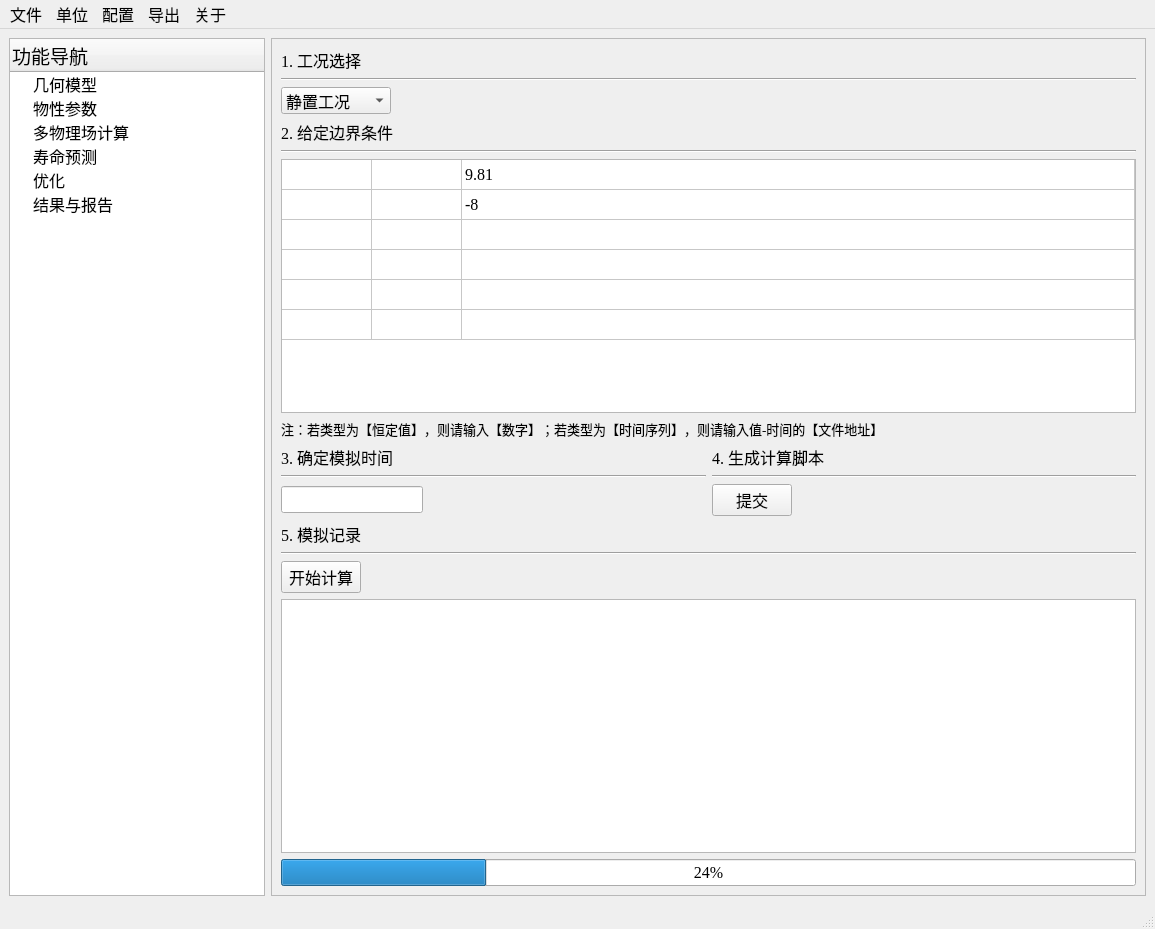
Old version of the form ui/py_ansys_ui3.0.ui in the repository GuoHB666/PyAnsys2MoltenSaltTank.
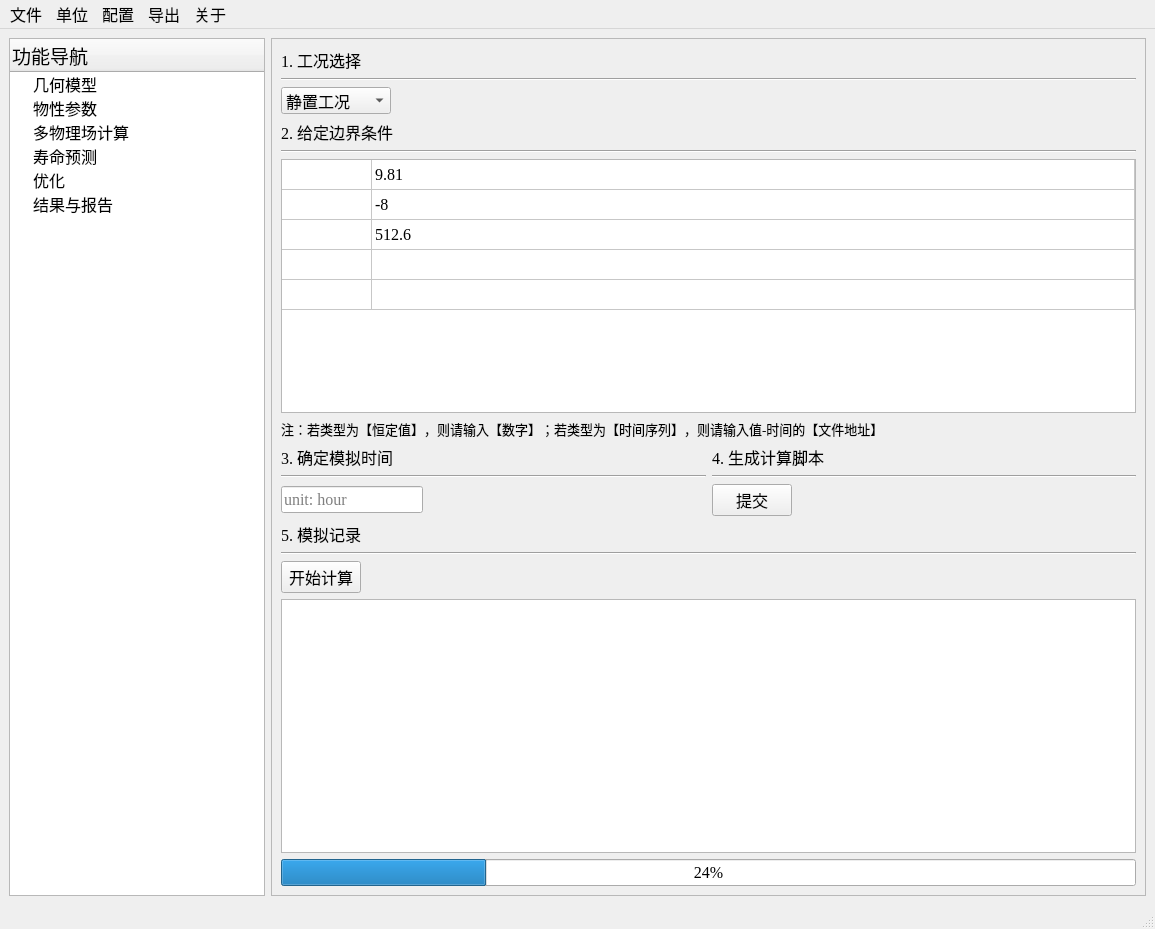
New version of the form. Icons and pictures are not drawn.

Diff of the .ui file:
```diff
--- a/ui/py_ansys_ui3.0.ui
+++ b/ui/py_ansys_ui3.0.ui
@@ -1311,50 +1311,40 @@
           </attribute>
           <row>
            <property name="text">
-            <string>重力</string>
+            <string>Gravity</string>
            </property>
           </row>
           <row>
            <property name="text">
-            <string>环境温度</string>
+            <string>Ambient temp</string>
            </property>
           </row>
           <row>
            <property name="text">
-            <string>进口流速</string>
+            <string>Init salt temp</string>
            </property>
           </row>
           <row>
            <property name="text">
-            <string>进口温度</string>
+            <string>Inlet velocity</string>
            </property>
           </row>
           <row>
            <property name="text">
-            <string>出口流速</string>
+            <string>Inlet temp</string>
            </property>
           </row>
-          <row>
-           <property name="text">
-            <string>出口温度</string>
-           </property>
-          </row>
           <column>
            <property name="text">
-            <string/>
+            <string>Type</string>
            </property>
           </column>
           <column>
            <property name="text">
-            <string>类型</string>
+            <string>Value</string>
            </property>
           </column>
-          <column>
-           <property name="text">
-            <string>大小</string>
-           </property>
-          </column>
-          <item row="0" column="1">
+          <item row="0" column="0">
            <property name="text">
             <string/>
            </property>
@@ -1362,7 +1352,7 @@
             <set>ItemIsSelectable|ItemIsDragEnabled|ItemIsDropEnabled|ItemIsUserCheckable|ItemIsEnabled</set>
            </property>
           </item>
-          <item row="0" column="2">
+          <item row="0" column="1">
            <property name="text">
             <string>9.81</string>
            </property>
@@ -1370,22 +1360,22 @@
             <set>ItemIsSelectable|ItemIsDragEnabled|ItemIsDropEnabled|ItemIsUserCheckable|ItemIsEnabled</set>
            </property>
           </item>
-          <item row="1" column="2">
+          <item row="1" column="1">
            <property name="text">
             <string>-8</string>
            </property>
           </item>
-          <item row="2" column="2">
+          <item row="2" column="1">
            <property name="text">
-            <string/>
+            <string>512.6</string>
            </property>
           </item>
-          <item row="3" column="2">
+          <item row="3" column="1">
            <property name="text">
             <string/>
            </property>
           </item>
-          <item row="4" column="2">
+          <item row="4" column="1">
            <property name="text">
             <string/>
            </property>
@@ -1455,6 +1445,9 @@
                 <verstretch>0</verstretch>
                </sizepolicy>
               </property>
+              <property name="placeholderText">
+               <string>unit: hour</string>
+              </property>
              </widget>
             </item>
             <item>
```
Left out of the diff: 2 changed lines with no effect on the pictures.
